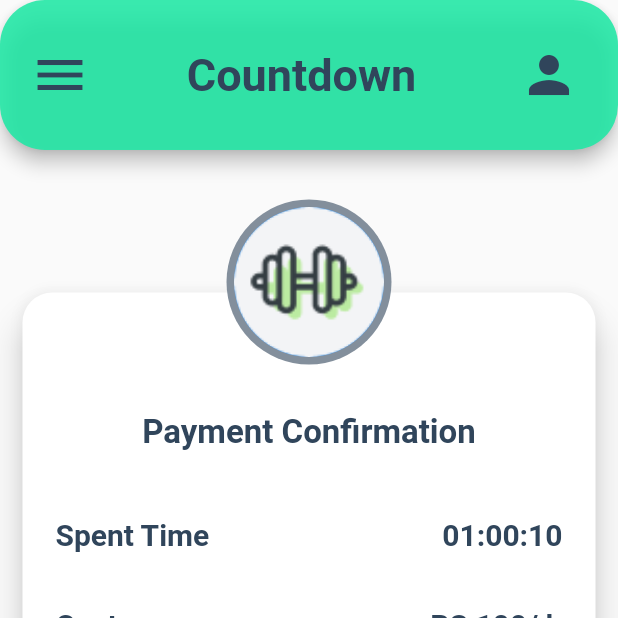
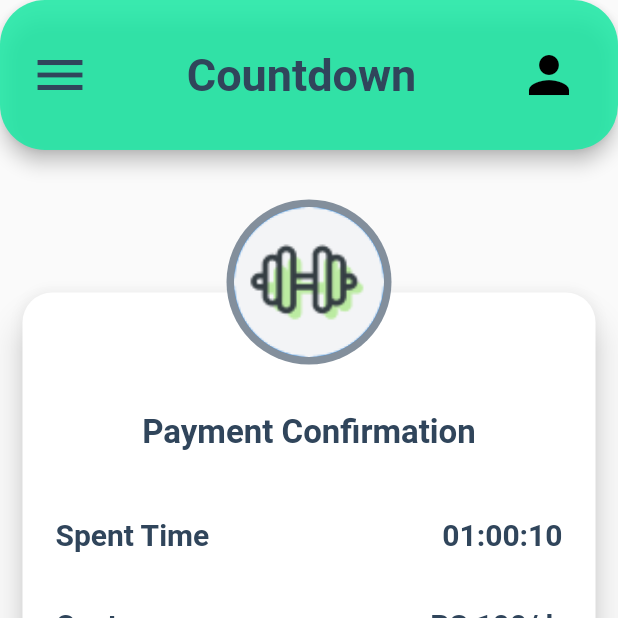
Before and after one commit to HMAHD/unifit, a Flutter app: the CountGym screen opened directly, on a phone screen of 412 x 824 dp, the top half of it. Run offline on Flutter 3.47's test engine with Material 2 defaults, Android fonts, the phone set to English and light mode, and no system bars; our stand-ins replace hexcolor, logger, supabase_flutter; missing offline and left inert: nowa_runtime, qr_code_scanner; accounts and stored records are empty; Roboto replaces fonts that are missing (Poppins).

```diff
--- a/lib/pages/countdown_gym_payment.dart
+++ b/lib/pages/countdown_gym_payment.dart
@@ -1,5 +1,7 @@
 import 'package:flutter/material.dart';
 import 'package:hexcolor/hexcolor.dart';
+import 'package:unifit/pages/settings.dart';
+import 'package:unifit/pages/user_profile.dart';
 
 class CountGym extends StatefulWidget {
   const CountGym({super.key});
@@ -29,7 +31,12 @@ class _CountGymState extends State<CountGym> {
         leading: Padding(
           padding: const EdgeInsets.all(20.0),
           child: GestureDetector(
-            onTap: () {},
+            onTap: () {
+              Navigator.push(
+                context,
+                MaterialPageRoute(builder: (context) => Settings()),
+              );
+            },
             child: const Icon(
               Icons.menu,
               size: 40,
@@ -51,17 +58,26 @@ class _CountGymState extends State<CountGym> {
         actions: [
           Row(
             children: [
-              Container(
-                height: 40,
-                width: 40,
-                alignment: Alignment.center,
-                child: const Icon(
-                  Icons.person,
-                  size: 40,
-                  color: Color.fromRGBO(48, 69, 91, 1.000),
+              GestureDetector(
+                onTap: () {
+                  // Define the navigation action here, for example, navigate to a profile page
+                  Navigator.push(
+                    context,
+                    MaterialPageRoute(builder: (context) => UserProfile()),
+                  );
+                },
+                child: Container(
+                  height: 40,
+                  width: 40,
+                  alignment: Alignment.center,
+                  child: Icon(
+                    Icons.person,
+                    size: 40,
+                    color: Colors.black,
+                  ),
                 ),
               ),
-              const SizedBox(
+              SizedBox(
                 width: 26,
               ),
             ],
```
Also changed, not shown: lib/pages/countdown_pool_payment.dart (+26 -10 lines).
